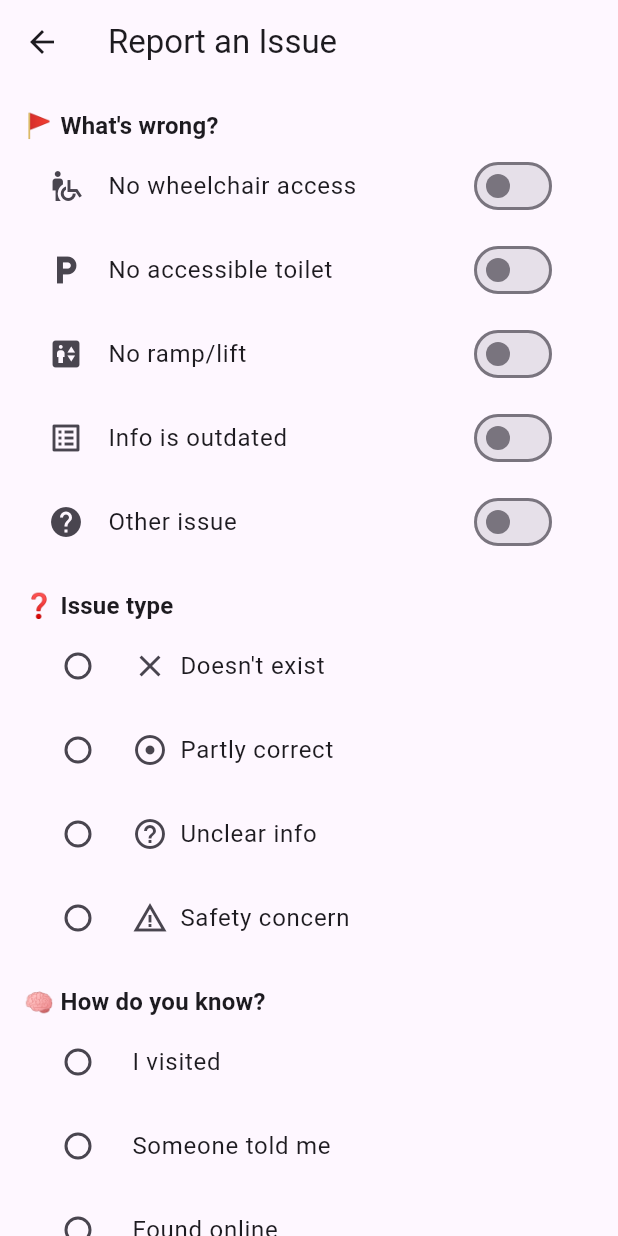
After one commit to CherianK/mobility_mate, a Flutter app: the ReportIssueScreen screen opened directly, on a phone screen of 412 x 824 dp. The commit adds this screen. Run offline on Flutter 3.47's test engine with Material 3 defaults, Android fonts, the phone set to English and light mode, and no system bars; our stand-ins replace share_plus, shared_preferences; missing offline and left inert: mapbox_maps_flutter; accounts and stored records are empty; statements that could not run were skipped.

Commit message:
report button added with the new screen and submit functionality implemented

```diff
--- /dev/null
+++ b/lib/screens/report_issue_screen.dart
@@ -0,0 +1,176 @@
+import 'package:flutter/material.dart';
+
+class ReportIssueScreen extends StatefulWidget {
+  @override
+  _ReportIssueScreenState createState() => _ReportIssueScreenState();
+}
+
+class _ReportIssueScreenState extends State<ReportIssueScreen> {
+  // Toggle options
+  Map<String, bool> issueToggles = {
+    'No wheelchair access': false,
+    'No accessible toilet': false,
+    'No ramp/lift': false,
+    'Info is outdated': false,
+    'Other issue': false,
+  };
+
+  // Radio values
+  String? issueType;
+  String? knowledgeSource;
+
+  final List<Map<String, dynamic>> issueTypeOptions = [
+    {'label': "Doesn't exist", 'icon': Icons.close},
+    {'label': "Partly correct", 'icon': Icons.adjust},
+    {'label': "Unclear info", 'icon': Icons.help_outline},
+    {'label': "Safety concern", 'icon': Icons.warning_amber},
+  ];
+
+  final List<String> knowledgeOptions = [
+    'I visited',
+    'Someone told me',
+    'Found online',
+  ];
+
+ void submitForm() {
+  if (issueType == null || knowledgeSource == null) {
+    ScaffoldMessenger.of(context).showSnackBar(const SnackBar(
+      content: Text('Please complete all required selections.'),
+      duration: Duration(seconds: 2),
+    ));
+    return;
+  }
+
+  // Show a brief success message
+  ScaffoldMessenger.of(context).showSnackBar(
+    const SnackBar(
+      content: Text('Report submitted successfully!'),
+      duration: Duration(seconds: 1),
+    ),
+  );
+
+  // Wait briefly then pop back to previous screen
+  Future.delayed(const Duration(milliseconds: 1500), () {
+    if (mounted) {
+      Navigator.of(context).pop();
+    }
+  });
+}
+
+  Icon _getToggleIcon(String label) {
+    switch (label) {
+      case 'No wheelchair access':
+        return Icon(Icons.wheelchair_pickup);
+      case 'No accessible toilet':
+        return Icon(Icons.local_parking);
+      case 'No ramp/lift':
+        return Icon(Icons.elevator);
+      case 'Info is outdated':
+        return Icon(Icons.list_alt);
+      case 'Other issue':
+        return Icon(Icons.help);
+      default:
+        return Icon(Icons.report);
+    }
+  }
+
+  @override
+  Widget build(BuildContext context) {
+    return Scaffold(
+      appBar: AppBar(
+        title: Text('Report an Issue'),
+      ),
+      body: SingleChildScrollView(
+        padding: EdgeInsets.all(16),
+        child: Column(
+          crossAxisAlignment: CrossAxisAlignment.start,
+          children: [
+            Text('🚩 What\'s wrong?',
+                style: Theme.of(context)
+                    .textTheme
+                    .titleMedium
+                    ?.copyWith(fontWeight: FontWeight.bold)),
+
+            // Toggle switches with icons
+            ...issueToggles.entries.map((entry) {
+              return SwitchListTile(
+                secondary: _getToggleIcon(entry.key),
+                title: Text(entry.key),
+                value: entry.value,
+                onChanged: (bool val) {
+                  setState(() {
+                    issueToggles[entry.key] = val;
+                  });
+                },
+              );
+            }),
+
+            SizedBox(height: 16),
+            Text('❓ Issue type',
+                style: Theme.of(context)
+                    .textTheme
+                    .titleMedium
+                    ?.copyWith(fontWeight: FontWeight.bold)),
+
+            // Issue type radios
+            ...issueTypeOptions.map((option) {
+              return RadioListTile<String>(
+                value: option['label'],
+                groupValue: issueType,
+                title: Row(
+                  children: [
+                    Icon(option['icon']),
+                    SizedBox(width: 8),
+                    Text(option['label']),
+                  ],
+                ),
+                onChanged: (val) {
+                  setState(() {
+                    issueType = val;
+                  });
+                },
+              );
+            }),
+
+            SizedBox(height: 16),
+            Text('🧠 How do you know?',
+                style: Theme.of(context)
+                    .textTheme
+                    .titleMedium
+                    ?.copyWith(fontWeight: FontWeight.bold)),
+
+            // Source of knowledge
+            ...knowledgeOptions.map((source) {
+              return RadioListTile<String>(
+                value: source,
+                groupValue: knowledgeSource,
+                title: Text(source),
+                onChanged: (val) {
+                  setState(() {
+                    knowledgeSource = val;
+                  });
+                },
+              );
+            }),
+
+            SizedBox(height: 24),
+            Center(
+              child: ElevatedButton.icon(
+                onPressed: submitForm,
+                icon: Icon(Icons.mail),
+                label: Text('Submit Report'),
+                style: ElevatedButton.styleFrom(
+                  backgroundColor: Colors.blue,
+                  padding:
+                      EdgeInsets.symmetric(horizontal: 24, vertical: 12),
+                  shape: RoundedRectangleBorder(
+                      borderRadius: BorderRadius.circular(12)),
+                ),
+              ),
+            ),
+          ],
+        ),
+      ),
+    );
+  }
+}
--- a/pubspec.yaml
+++ b/pubspec.yaml
@@ -22,6 +22,9 @@ dependencies:
   # iOS-style icons
   cupertino_icons: ^1.0.8
 
+  url_launcher: ^6.2.5
+  share_plus: ^7.2.1
+
 dev_dependencies:
   flutter_test:
     sdk: flutter
```
Also changed, not shown: lib/widgets/location_bottom_sheet.dart (+48 -1 lines), pubspec.lock, 6 other files.
